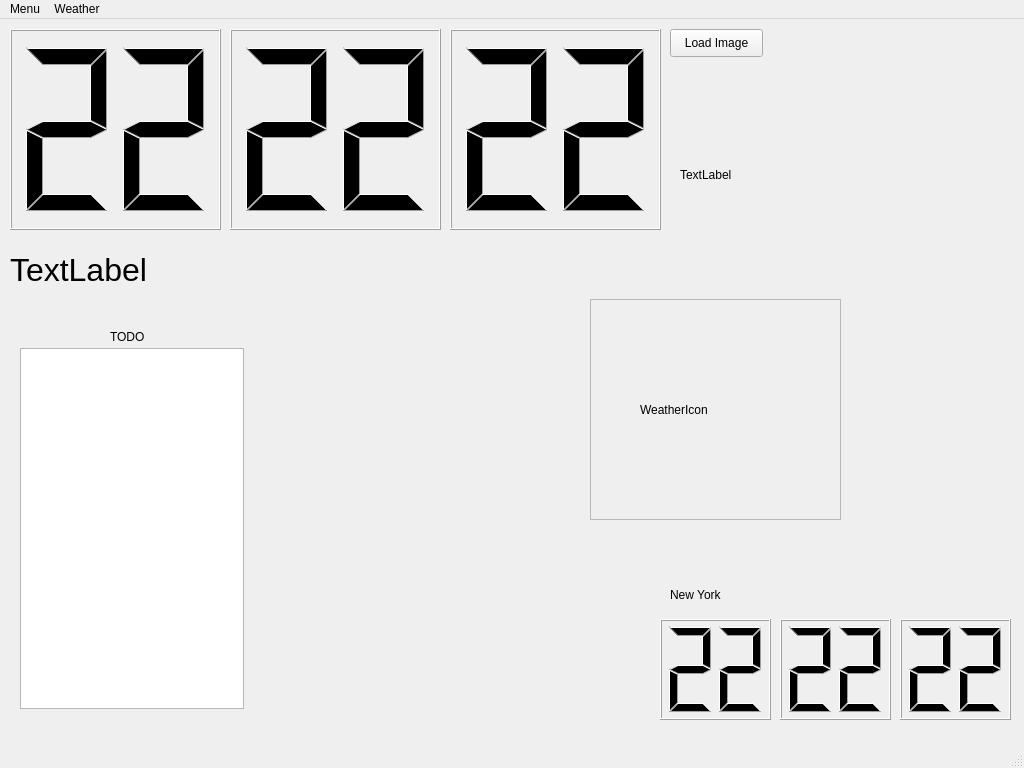
First picture: the form in mainwindow.ui, repository thespriteowl/Lab04, before the edit.
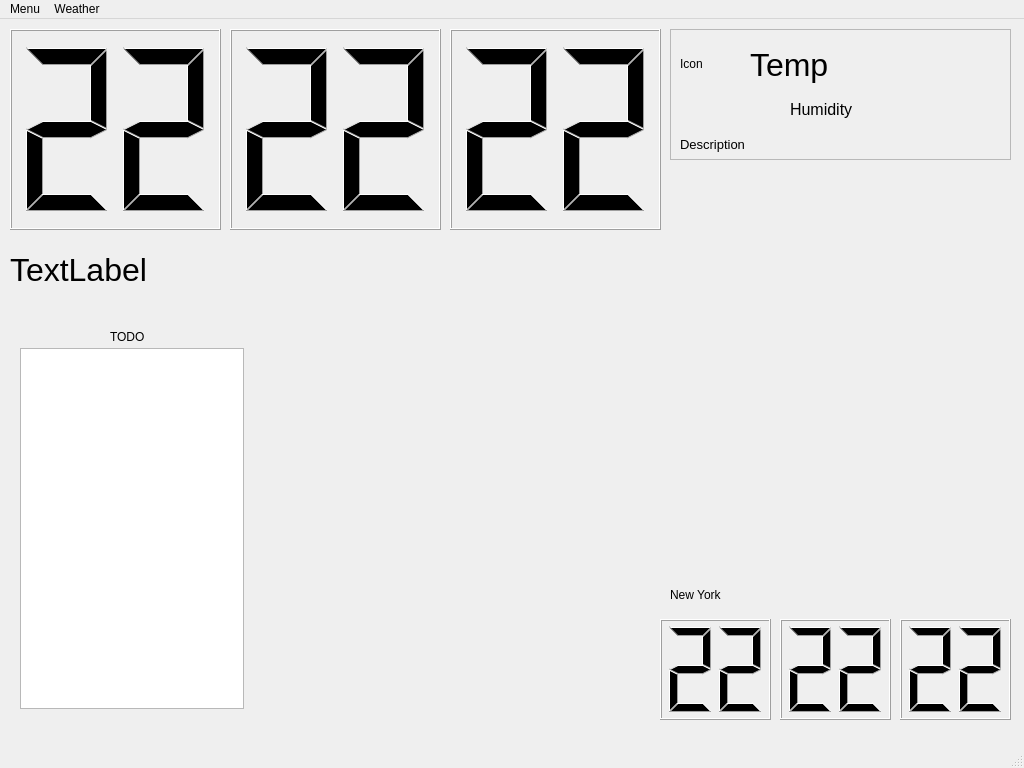
Second picture: the form after the edit.

Commit message:
Weather Display
- Finished programming the weather display functions. (Still no UI design however).
- Still need to have it automatically update. Otherwise this part is finished!

Diff of the .ui file:
```diff
--- a/mainwindow.ui
+++ b/mainwindow.ui
@@ -157,32 +157,6 @@
      <bool>false</bool>
     </attribute>
    </widget>
-   <widget class="QPushButton" name="loadImageButton">
-    <property name="geometry">
-     <rect>
-      <x>670</x>
-      <y>10</y>
-      <width>93</width>
-      <height>28</height>
-     </rect>
-    </property>
-    <property name="text">
-     <string>Load Image</string>
-    </property>
-   </widget>
-   <widget class="QLabel" name="imageLabel">
-    <property name="geometry">
-     <rect>
-      <x>680</x>
-      <y>50</y>
-      <width>321</width>
-      <height>211</height>
-     </rect>
-    </property>
-    <property name="text">
-     <string>TextLabel</string>
-    </property>
-   </widget>
    <widget class="QLabel" name="label_2">
     <property name="geometry">
      <rect>
@@ -199,10 +173,10 @@
    <widget class="QFrame" name="frame">
     <property name="geometry">
      <rect>
-      <x>590</x>
-      <y>280</y>
-      <width>251</width>
-      <height>221</height>
+      <x>670</x>
+      <y>10</y>
+      <width>341</width>
+      <height>131</height>
      </rect>
     </property>
     <property name="frameShape">
@@ -214,17 +188,77 @@
     <widget class="QLabel" name="weatherIconLabel">
      <property name="geometry">
       <rect>
-       <x>50</x>
-       <y>60</y>
-       <width>101</width>
-       <height>101</height>
+       <x>10</x>
+       <y>10</y>
+       <width>50</width>
+       <height>50</height>
       </rect>
      </property>
+     <property name="minimumSize">
+      <size>
+       <width>50</width>
+       <height>50</height>
+      </size>
+     </property>
      <property name="text">
-      <string>WeatherIcon</string>
+      <string>Icon</string>
      </property>
      <property name="scaledContents">
-      <bool>true</bool>
+      <bool>false</bool>
+     </property>
+    </widget>
+    <widget class="QLabel" name="weatherTempLabel">
+     <property name="geometry">
+      <rect>
+       <x>80</x>
+       <y>15</y>
+       <width>241</width>
+       <height>41</height>
+      </rect>
+     </property>
+     <property name="font">
+      <font>
+       <pointsize>24</pointsize>
+      </font>
+     </property>
+     <property name="text">
+      <string>Temp</string>
+     </property>
+    </widget>
+    <widget class="QLabel" name="weatherDescLabel">
+     <property name="geometry">
+      <rect>
+       <x>10</x>
+       <y>100</y>
+       <width>321</width>
+       <height>31</height>
+      </rect>
+     </property>
+     <property name="font">
+      <font>
+       <pointsize>10</pointsize>
+      </font>
+     </property>
+     <property name="text">
+      <string>Description</string>
+     </property>
+    </widget>
+    <widget class="QLabel" name="weatherHumidLabel">
+     <property name="geometry">
+      <rect>
+       <x>120</x>
+       <y>65</y>
+       <width>201</width>
+       <height>31</height>
+      </rect>
+     </property>
+     <property name="font">
+      <font>
+       <pointsize>12</pointsize>
+      </font>
+     </property>
+     <property name="text">
+      <string>Humidity</string>
      </property>
     </widget>
    </widget>
```
Left out of the diff: 2 changed lines with no effect on the pictures. The commit also changes 3 other files.
